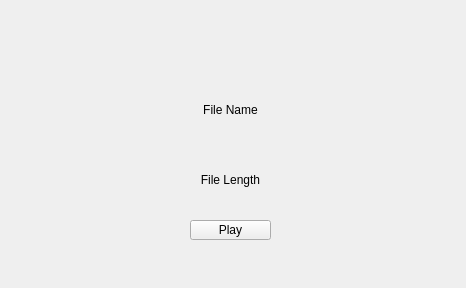
The window that mainwindow.ui (E-Lian/qt-music-player) describes before a commit, drawn with Qt 5.
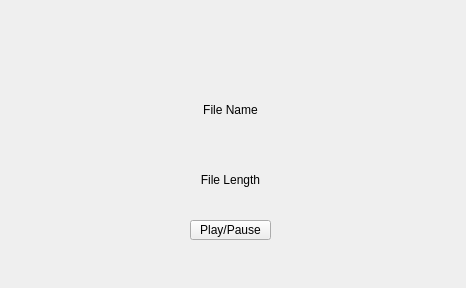
The same window after the commit.

Commit message: play and pause implemented. can now displays audio length

The edit to the form file:
```diff
--- a/mainwindow.ui
+++ b/mainwindow.ui
@@ -24,7 +24,7 @@
      </rect>
     </property>
     <property name="text">
-     <string>Play</string>
+     <string>Play/Pause</string>
     </property>
    </widget>
    <widget class="QLabel" name="fileName">
```
The commit also changes 3 other files.
